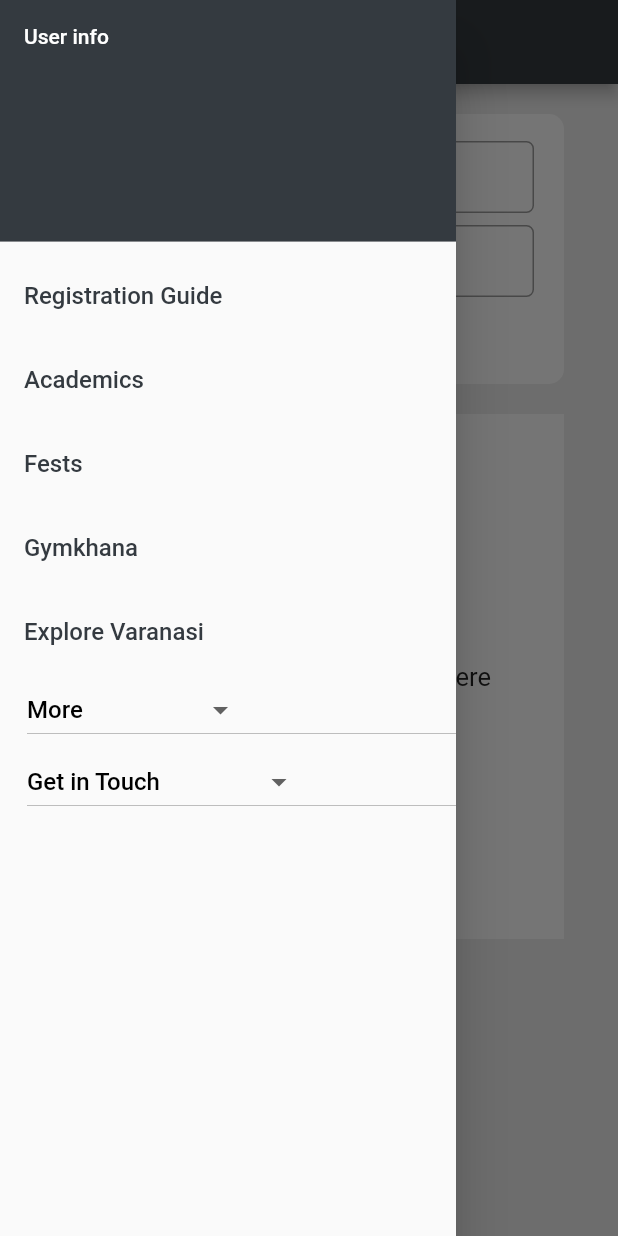
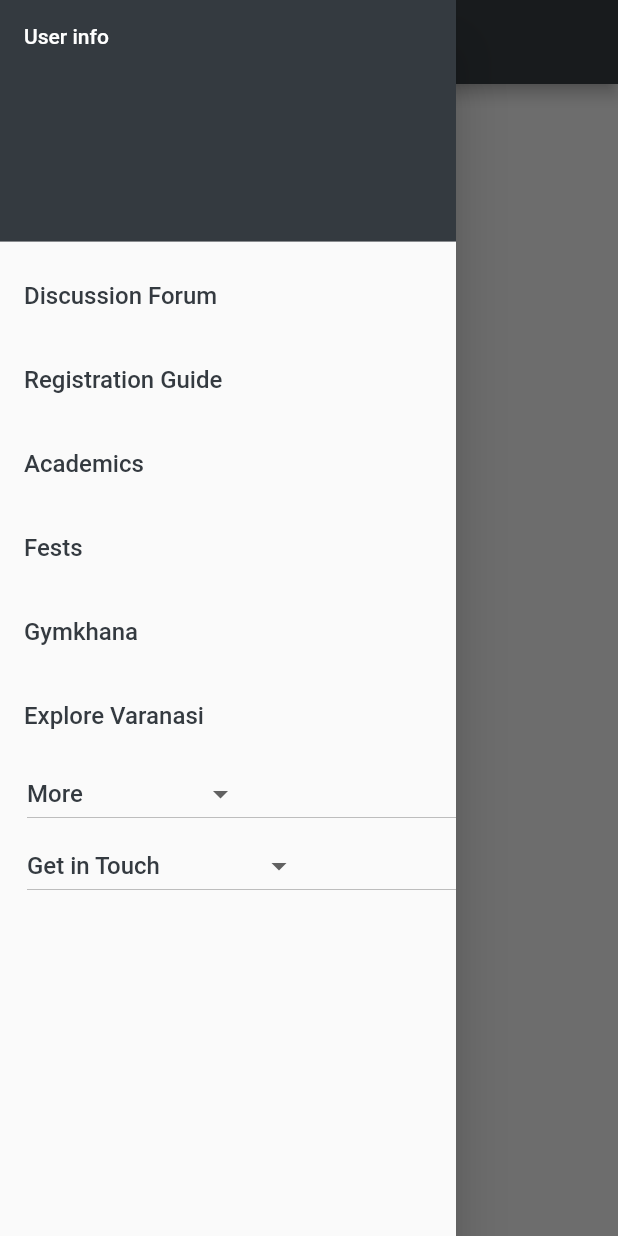
Before and after one commit to sid-hart28/FachaHelp, a Flutter app: the screen it shows after launch, with the side drawer open, on a phone screen of 412 x 824 dp. Run offline on Flutter 3.47's test engine with Material 2 defaults, Android fonts, the phone set to English and light mode, and no system bars.

Commit message:
third commit

```diff
--- a/lib/components/drawerbutton.dart
+++ b/lib/components/drawerbutton.dart
@@ -1,8 +1,9 @@
 import 'package:flutter/material.dart';
 
 class DrawerItemTiles extends StatelessWidget {
-  DrawerItemTiles({@required this.title});
+  DrawerItemTiles({@required this.title, this.onTap});
   final String title;
+  final Function onTap;
 
   @override
   Widget build(BuildContext context) {
@@ -11,10 +12,7 @@ class DrawerItemTiles extends StatelessWidget {
         title,
         style: TextStyle(color: Color(0xFF343A40), fontSize: 16.0),
       ),
-      onTap: () {
-        // Update the state of the app.
-        // ...
-      },
+      onTap: onTap,
     );
   }
 }
--- /dev/null
+++ b/lib/components/sidebar.dart
@@ -0,0 +1,105 @@
+import 'package:flutter/material.dart';
+import 'drawerbutton.dart';
+import 'package:facha_help/screens/discussion_screen.dart';
+
+class SideBar extends StatelessWidget {
+  const SideBar({
+    Key key,
+  }) : super(key: key);
+
+  @override
+  Widget build(BuildContext context) {
+    return Drawer(
+      child: ListView(
+        children: [
+          DrawerHeader(
+            child: Text(
+              'User info',
+              style: TextStyle(color: Colors.white),
+            ),
+            decoration: BoxDecoration(
+              color: Color(0xFF343A40),
+            ),
+          ),
+          DrawerItemTiles(
+            title: 'Discussion Forum',
+            onTap: () {
+              Navigator.pushNamed(context, DiscussionScreen.id);
+            },
+          ),
+          DrawerItemTiles(
+            title: 'Registration Guide',
+          ),
+          DrawerItemTiles(
+            title: 'Academics',
+          ),
+          DrawerItemTiles(
+            title: 'Fests',
+          ),
+          DrawerItemTiles(
+            title: 'Gymkhana',
+          ),
+          DrawerItemTiles(
+            title: 'Explore Varanasi',
+          ),
+          Padding(
+            padding: EdgeInsets.only(left: 18.0),
+            child: DropdownButton<String>(
+                hint: Text(
+                  'More',
+                  style: TextStyle(
+                    color: Color(0xFF343A40),
+                    fontWeight: FontWeight.w500,
+                  ),
+                ),
+                items: [
+                  DropdownMenuItem(
+                    child: Text('Gallery'),
+                    value: 'A',
+                  ),
+                  DropdownMenuItem(
+                    child: Text('Placement Stats'),
+                    value: 'B',
+                  ),
+                  DropdownMenuItem(
+                    child: Text('IIT BHU on web'),
+                    value: 'C',
+                  ),
+                  DropdownMenuItem(
+                    child: Text('Misc.'),
+                    value: 'D',
+                  ),
+                ],
+                onChanged: (value) {}),
+          ),
+          Padding(
+            padding: EdgeInsets.only(left: 18.0),
+            child: DropdownButton<String>(
+                hint: Text(
+                  'Get in Touch',
+                  style: TextStyle(
+                    color: Color(0xFF343A40),
+                    fontWeight: FontWeight.w500,
+                  ),
+                ),
+                items: [
+                  DropdownMenuItem(
+                    child: Text('About Us'),
+                    value: 'A',
+                  ),
+                  DropdownMenuItem(
+                    child: Text('Feedback'),
+                    value: 'B',
+                  ),
+                  DropdownMenuItem(
+                    child: Text('Terms and Conditions'),
+                    value: 'C',
+                  ),
+                ],
+                onChanged: (value) {}),
+          ),
+        ],
+      ),
+    );
+  }
+}
--- a/lib/main.dart
+++ b/lib/main.dart
@@ -1,5 +1,6 @@
-import 'package:facha_help/screens/discussion.dart';
+import 'package:facha_help/screens/discussion_screen.dart';
 import 'package:flutter/material.dart';
+import 'package:facha_help/screens/home_screen.dart';
 
 void main() => runApp(FachaHelp());
 
@@ -7,7 +8,11 @@ class FachaHelp extends StatelessWidget {
   @override
   Widget build(BuildContext context) {
     return MaterialApp(
-      home: Discussion(),
+      initialRoute: HomeScreen.id,
+      routes: {
+        HomeScreen.id: (context) => HomeScreen(),
+        DiscussionScreen.id: (context) => DiscussionScreen(),
+      },
     );
   }
 }
--- a/lib/screens/discussion.dart
+++ b/lib/screens/discussion_screen.dart
@@ -2,14 +2,15 @@ import 'package:facha_help/constants.dart';
 import 'package:facha_help/soc_icons_icons.dart';
 import 'package:flutter/material.dart';
 import 'package:facha_help/components/bluebutton.dart';
-import 'package:facha_help/components/drawerbutton.dart';
+import 'package:facha_help/components/sidebar.dart';
 
-class Discussion extends StatefulWidget {
+class DiscussionScreen extends StatefulWidget {
+  static const String id = 'discussion_screen';
   @override
-  _DiscussionState createState() => _DiscussionState();
+  _DiscussionScreenState createState() => _DiscussionScreenState();
 }
 
-class _DiscussionState extends State<Discussion> {
+class _DiscussionScreenState extends State<DiscussionScreen> {
   @override
   Widget build(BuildContext context) {
     return Scaffold(
@@ -18,92 +19,7 @@ class _DiscussionState extends State<Discussion> {
         backgroundColor: Color(0xFF343A40),
         title: Text('Facha Help'),
       ),
-      drawer: Drawer(
-        child: ListView(
-          children: [
-            DrawerHeader(
-              child: Text(
-                'User info',
-                style: TextStyle(color: Colors.white),
-              ),
-              decoration: BoxDecoration(
-                color: Color(0xFF343A40),
-              ),
-            ),
-            DrawerItemTiles(
-              title: 'Registration Guide',
-            ),
-            DrawerItemTiles(
-              title: 'Academics',
-            ),
-            DrawerItemTiles(
-              title: 'Fests',
-            ),
-            DrawerItemTiles(
-              title: 'Gymkhana',
-            ),
-            DrawerItemTiles(
-              title: 'Explore Varanasi',
-            ),
-            Padding(
-              padding: EdgeInsets.only(left: 18.0),
-              child: DropdownButton<String>(
-                  hint: Text(
-                    'More',
-                    style: TextStyle(
-                      color: Colors.black,
-                      fontWeight: FontWeight.w500,
-                    ),
-                  ),
-                  items: [
-                    DropdownMenuItem(
-                      child: Text('Gallery'),
-                      value: 'A',
-                    ),
-                    DropdownMenuItem(
-                      child: Text('Placement Stats'),
-                      value: 'B',
-                    ),
-                    DropdownMenuItem(
-                      child: Text('IIT BHU on web'),
-                      value: 'C',
-                    ),
-                    DropdownMenuItem(
-                      child: Text('Misc.'),
-                      value: 'D',
-                    ),
-                  ],
-                  onChanged: (value) {}),
-            ),
-            Padding(
-              padding: EdgeInsets.only(left: 18.0),
-              child: DropdownButton<String>(
-                  hint: Text(
-                    'Get in Touch',
-                    style: TextStyle(
-                      color: Colors.black,
-                      fontWeight: FontWeight.w500,
-                    ),
-                  ),
-                  items: [
-                    DropdownMenuItem(
-                      child: Text('About Us'),
-                      value: 'A',
-                    ),
-                    DropdownMenuItem(
-                      child: Text('Feedback'),
-                      value: 'B',
-                    ),
-                    DropdownMenuItem(
-                      child: Text('Terms and Conditions'),
-                      value: 'C',
-                    ),
-                  ],
-                  onChanged: (value) {}),
-            ),
-          ],
-        ),
-      ),
+      drawer: SideBar(),
       body: SafeArea(
         child: ListView(
           children: [
--- /dev/null
+++ b/lib/screens/home_screen.dart
@@ -0,0 +1,52 @@
+import 'package:flutter/material.dart';
+import 'package:facha_help/components/sidebar.dart';
+import 'package:facha_help/soc_icons_icons.dart';
+
+class HomeScreen extends StatefulWidget {
+  static const String id = 'home_screen';
+  @override
+  _HomeScreenState createState() => _HomeScreenState();
+}
+
+class _HomeScreenState extends State<HomeScreen> {
+  @override
+  Widget build(BuildContext context) {
+    return Scaffold(
+      backgroundColor: Colors.grey[200],
+      appBar: AppBar(
+        backgroundColor: Color(0xFF343A40),
+        title: Text('Facha Help'),
+      ),
+      drawer: SideBar(),
+      body: SafeArea(
+        child: Padding(
+          padding: EdgeInsets.all(20.0),
+          child: Column(
+            children: [
+              Text('HOME'),
+              SizedBox(height: 20.0),
+              Row(
+                mainAxisAlignment: MainAxisAlignment.center,
+                children: [
+                  Icon(SocIcons.facebook),
+                  SizedBox(width: 15.0),
+                  Icon(SocIcons.instagram),
+                  SizedBox(width: 15.0),
+                  Icon(SocIcons.linkedin),
+                  SizedBox(width: 15.0),
+                  Icon(SocIcons.twitter),
+                ],
+              ),
+              SizedBox(height: 10.0),
+              Text(
+                'Har Har Mahadev\n\nSab Lite Hai!',
+                textAlign: TextAlign.center,
+                style: TextStyle(fontSize: 15.0),
+              ),
+            ],
+          ),
+        ),
+      ),
+    );
+  }
+}
```
